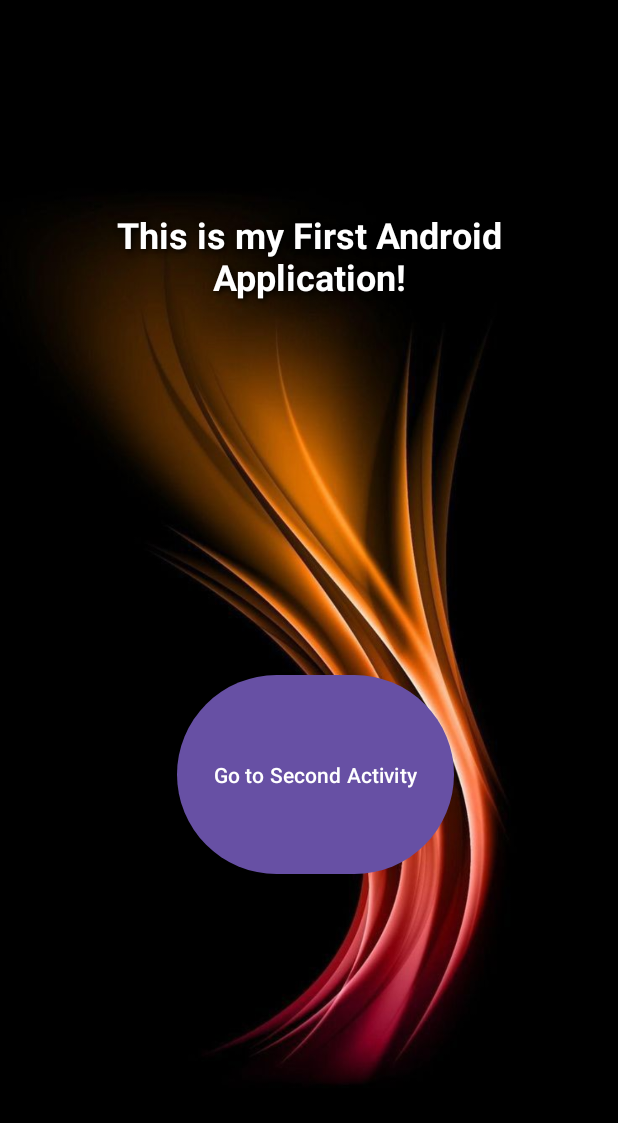
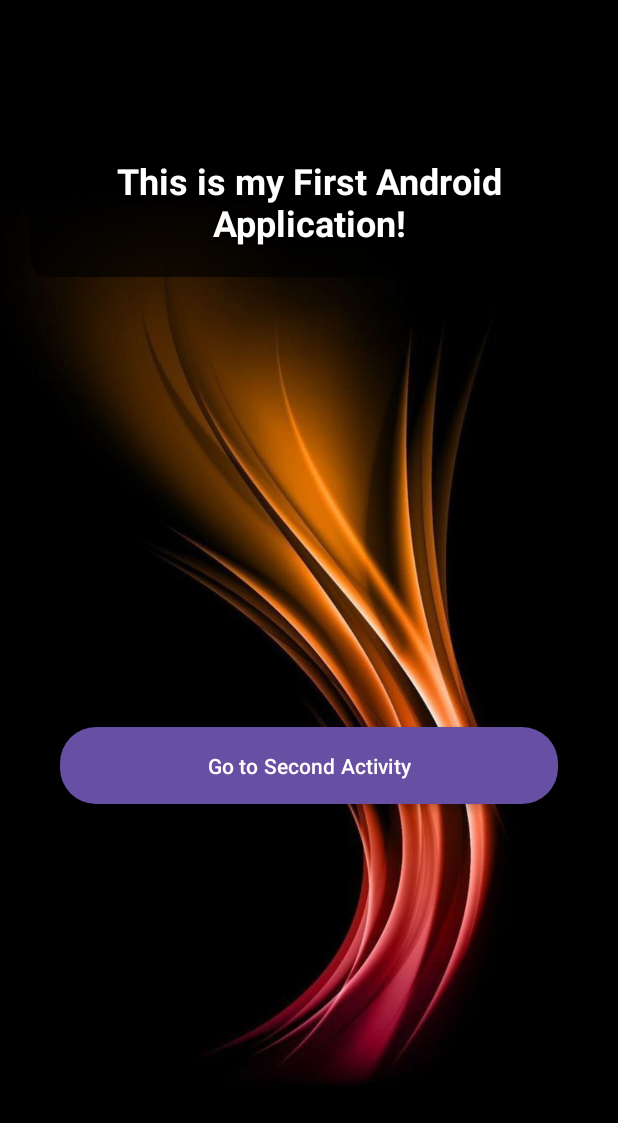
Before and after one commit to Mohammedvaraliya/MCA-Coursework, an Android app: the screen it shows after launch (MainActivity), on a phone screen of 412 x 824 dp. Shown: the top 1123 px of the screen. Run offline under Robolectric (Android 15) with nearby library versions, the phone set to English and light mode, and no system bars.

Commit message:
Updated Android App

```diff
--- /dev/null
+++ b/SEM-2/Mobile-Application-Development/FirstAndroidApplication/app/src/main/res/drawable/button_background.xml
@@ -0,0 +1,5 @@
+<!-- res/drawable/button_background.xml -->
+<shape xmlns:android="http://schemas.android.com/apk/res/android">
+    <solid android:color="#6200EE" />
+    <corners android:radius="24dp" />
+</shape>
--- /dev/null
+++ b/SEM-2/Mobile-Application-Development/FirstAndroidApplication/app/src/main/res/drawable/text_background.xml
@@ -0,0 +1,5 @@
+<!-- res/drawable/text_background.xml -->
+<shape xmlns:android="http://schemas.android.com/apk/res/android">
+    <solid android:color="#AA000000" />
+    <corners android:radius="12dp" />
+</shape>
--- a/SEM-2/Mobile-Application-Development/FirstAndroidApplication/app/src/main/res/layout/activity_main.xml
+++ b/SEM-2/Mobile-Application-Development/FirstAndroidApplication/app/src/main/res/layout/activity_main.xml
@@ -5,50 +5,49 @@
     android:id="@+id/main"
     android:layout_width="match_parent"
     android:layout_height="match_parent"
+    android:background="@drawable/bg1"
     tools:context=".MainActivity">
-
-    <RelativeLayout
-        android:layout_width="match_parent"
-        android:layout_height="match_parent"
-        android:background="@drawable/bg1">
 
     <TextView
         android:id="@+id/textView"
-            android:layout_width="wrap_content"
+        android:layout_width="0dp"
         android:layout_height="wrap_content"
-            android:text="This is my First Android Application!"
-            android:textSize="24sp"
-            android:textStyle="bold"
-            android:textColor="#FFFFFF"
+        android:layout_marginHorizontal="20dp"
+        android:layout_marginTop="84dp"
+        android:background="@drawable/text_background"
         android:gravity="center"
-            android:layout_centerHorizontal="true"
-            android:layout_marginTop="120dp"
-            android:backgroundTint="#AA000000"
         android:padding="20dp"
-            android:layout_marginHorizontal="20dp"
-            android:layout_marginBottom="40dp"
+        android:shadowColor="#000000"
         android:shadowDx="2"
         android:shadowDy="2"
         android:shadowRadius="5"
-            android:shadowColor="#000000"/>
+        android:text="This is my First Android Application!"
+        android:textColor="#FFFFFF"
+        android:textSize="24sp"
+        android:textStyle="bold"
+        app:layout_constraintEnd_toEndOf="parent"
+        app:layout_constraintHorizontal_bias="0.6"
+        app:layout_constraintStart_toStartOf="parent"
+        app:layout_constraintTop_toTopOf="parent" />
 
     <Button
         android:id="@+id/button_next"
-            android:layout_width="wrap_content"
+        android:layout_width="0dp"
         android:layout_height="wrap_content"
-            android:layout_alignParentStart="true"
-            android:layout_alignParentTop="true"
-            android:layout_alignParentEnd="true"
-            android:layout_alignParentBottom="true"
-            android:layout_marginStart="118dp"
-            android:layout_marginTop="446dp"
-            android:layout_marginEnd="109dp"
-            android:layout_marginBottom="237dp"
+        android:layout_marginHorizontal="40dp"
+        android:layout_marginTop="300dp"
+        android:background="@drawable/button_background"
+        android:backgroundTint="#6200EE"
+        android:elevation="4dp"
+        android:fontFamily="sans-serif-medium"
+        android:paddingHorizontal="24dp"
+        android:paddingVertical="12dp"
+        android:stateListAnimator="@null"
         android:text="Go to Second Activity"
+        android:textAllCaps="false"
+        android:textColor="#FFFFFF"
         app:layout_constraintEnd_toEndOf="parent"
         app:layout_constraintStart_toStartOf="parent"
-            app:layout_constraintTop_toBottomOf="@+id/textView" />
-
-    </RelativeLayout>
+        app:layout_constraintTop_toBottomOf="@id/textView" />
 
 </androidx.constraintlayout.widget.ConstraintLayout>
```
Lines whose indentation alone changed are shown as unchanged.
